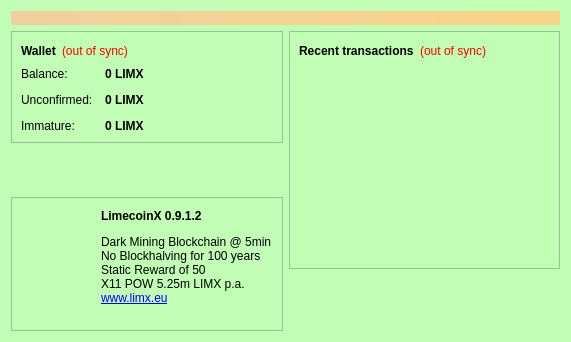
Old version of the form src/qt/forms/overviewpage.ui in the repository IParn/LimecoinX.
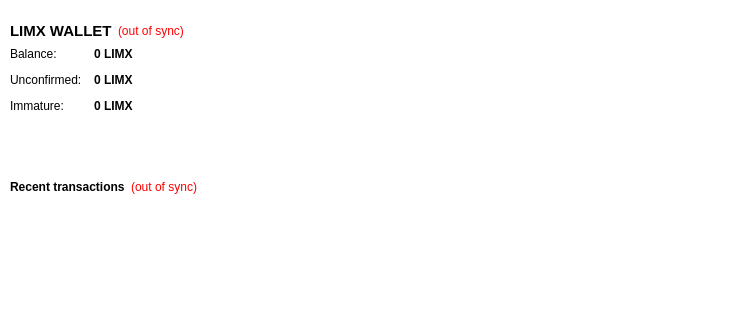
New version of the form. Icons and pictures are not drawn.

Diff of the .ui file:
```diff
--- a/src/qt/forms/overviewpage.ui
+++ b/src/qt/forms/overviewpage.ui
@@ -6,451 +6,120 @@
    <rect>
     <x>0</x>
     <y>0</y>
-    <width>571</width>
-    <height>342</height>
+    <width>732</width>
+    <height>310</height>
    </rect>
   </property>
-  <property name="palette">
-   <palette>
-    <active>
-     <colorrole role="WindowText">
-      <brush brushstyle="SolidPattern">
-       <color alpha="255">
-        <red>0</red>
-        <green>0</green>
-        <blue>0</blue>
-       </color>
-      </brush>
-     </colorrole>
-     <colorrole role="Button">
-      <brush brushstyle="SolidPattern">
-       <color alpha="255">
-        <red>193</red>
-        <green>253</green>
-        <blue>181</blue>
-       </color>
-      </brush>
-     </colorrole>
-     <colorrole role="Light">
-      <brush brushstyle="SolidPattern">
-       <color alpha="255">
-        <red>255</red>
-        <green>255</green>
-        <blue>255</blue>
-       </color>
-      </brush>
-     </colorrole>
-     <colorrole role="Midlight">
-      <brush brushstyle="SolidPattern">
-       <color alpha="255">
-        <red>224</red>
-        <green>254</green>
-        <blue>218</blue>
-       </color>
-      </brush>
-     </colorrole>
-     <colorrole role="Dark">
-      <brush brushstyle="SolidPattern">
-       <color alpha="255">
-        <red>96</red>
-        <green>126</green>
-        <blue>90</blue>
-       </color>
-      </brush>
-     </colorrole>
-     <colorrole role="Mid">
-      <brush brushstyle="SolidPattern">
-       <color alpha="255">
-        <red>129</red>
-        <green>169</green>
-        <blue>121</blue>
-       </color>
-      </brush>
-     </colorrole>
-     <colorrole role="Text">
-      <brush brushstyle="SolidPattern">
-       <color alpha="255">
-        <red>0</red>
-        <green>0</green>
-        <blue>0</blue>
-       </color>
-      </brush>
-     </colorrole>
-     <colorrole role="BrightText">
-      <brush brushstyle="SolidPattern">
-       <color alpha="255">
-        <red>255</red>
-        <green>255</green>
-        <blue>255</blue>
-       </color>
-      </brush>
-     </colorrole>
-     <colorrole role="ButtonText">
-      <brush brushstyle="SolidPattern">
-       <color alpha="255">
-        <red>0</red>
-        <green>0</green>
-        <blue>0</blue>
-       </color>
-      </brush>
-     </colorrole>
-     <colorrole role="Base">
-      <brush brushstyle="SolidPattern">
-       <color alpha="255">
-        <red>255</red>
-        <green>255</green>
-        <blue>255</blue>
-       </color>
-      </brush>
-     </colorrole>
-     <colorrole role="Window">
-      <brush brushstyle="SolidPattern">
-       <color alpha="255">
-        <red>193</red>
-        <green>253</green>
-        <blue>181</blue>
-       </color>
-      </brush>
-     </colorrole>
-     <colorrole role="Shadow">
-      <brush brushstyle="SolidPattern">
-       <color alpha="255">
-        <red>0</red>
-        <green>0</green>
-        <blue>0</blue>
-       </color>
-      </brush>
-     </colorrole>
-     <colorrole role="AlternateBase">
-      <brush brushstyle="SolidPattern">
-       <color alpha="255">
-        <red>224</red>
-        <green>254</green>
-        <blue>218</blue>
-       </color>
-      </brush>
-     </colorrole>
-     <colorrole role="ToolTipBase">
-      <brush brushstyle="SolidPattern">
-       <color alpha="255">
-        <red>255</red>
-        <green>255</green>
-        <blue>220</blue>
-       </color>
-      </brush>
-     </colorrole>
-     <colorrole role="ToolTipText">
-      <brush brushstyle="SolidPattern">
-       <color alpha="255">
-        <red>0</red>
-        <green>0</green>
-        <blue>0</blue>
-       </color>
-      </brush>
-     </colorrole>
-    </active>
-    <inactive>
-     <colorrole role="WindowText">
-      <brush brushstyle="SolidPattern">
-       <color alpha="255">
-        <red>0</red>
-        <green>0</green>
-        <blue>0</blue>
-       </color>
-      </brush>
-     </colorrole>
-     <colorrole role="Button">
-      <brush brushstyle="SolidPattern">
-       <color alpha="255">
-        <red>193</red>
-        <green>253</green>
-        <blue>181</blue>
-       </color>
-      </brush>
-     </colorrole>
-     <colorrole role="Light">
-      <brush brushstyle="SolidPattern">
-       <color alpha="255">
-        <red>255</red>
-        <green>255</green>
-        <blue>255</blue>
-       </color>
-      </brush>
-     </colorrole>
-     <colorrole role="Midlight">
-      <brush brushstyle="SolidPattern">
-       <color alpha="255">
-        <red>224</red>
-        <green>254</green>
-        <blue>218</blue>
-       </color>
-      </brush>
-     </colorrole>
-     <colorrole role="Dark">
-      <brush brushstyle="SolidPattern">
-       <color alpha="255">
-        <red>96</red>
-        <green>126</green>
-        <blue>90</blue>
-       </color>
-      </brush>
-     </colorrole>
-     <colorrole role="Mid">
-      <brush brushstyle="SolidPattern">
-       <color alpha="255">
-        <red>129</red>
-        <green>169</green>
-        <blue>121</blue>
-       </color>
-      </brush>
-     </colorrole>
-     <colorrole role="Text">
-      <brush brushstyle="SolidPattern">
-       <color alpha="255">
-        <red>0</red>
-        <green>0</green>
-        <blue>0</blue>
-       </color>
-      </brush>
-     </colorrole>
-     <colorrole role="BrightText">
-      <brush brushstyle="SolidPattern">
-       <color alpha="255">
-        <red>255</red>
-        <green>255</green>
-        <blue>255</blue>
-       </color>
-      </brush>
-     </colorrole>
-     <colorrole role="ButtonText">
-      <brush brushstyle="SolidPattern">
-       <color alpha="255">
-        <red>0</red>
-        <green>0</green>
-        <blue>0</blue>
-       </color>
-      </brush>
-     </colorrole>
-     <colorrole role="Base">
-      <brush brushstyle="SolidPattern">
-       <color alpha="255">
-        <red>255</red>
-        <green>255</green>
-        <blue>255</blue>
-       </color>
-      </brush>
-     </colorrole>
-     <colorrole role="Window">
-      <brush brushstyle="SolidPattern">
-       <color alpha="255">
-        <red>193</red>
-        <green>253</green>
-        <blue>181</blue>
-       </color>
-      </brush>
-     </colorrole>
-     <colorrole role="Shadow">
-      <brush brushstyle="SolidPattern">
-       <color alpha="255">
-        <red>0</red>
-        <green>0</green>
-        <blue>0</blue>
-       </color>
-      </brush>
-     </colorrole>
-     <colorrole role="AlternateBase">
-      <brush brushstyle="SolidPattern">
-       <color alpha="255">
-        <red>224</red>
-        <green>254</green>
-        <blue>218</blue>
-       </color>
-      </brush>
-     </colorrole>
-     <colorrole role="ToolTipBase">
-      <brush brushstyle="SolidPattern">
-       <color alpha="255">
-        <red>255</red>
-        <green>255</green>
-        <blue>220</blue>
-       </color>
-      </brush>
-     </colorrole>
-     <colorrole role="ToolTipText">
-      <brush brushstyle="SolidPattern">
-       <color alpha="255">
-        <red>0</red>
-        <green>0</green>
-        <blue>0</blue>
-       </color>
-      </brush>
-     </colorrole>
-    </inactive>
-    <disabled>
-     <colorrole role="WindowText">
-      <brush brushstyle="SolidPattern">
-       <color alpha="255">
-        <red>96</red>
-        <green>126</green>
-        <blue>90</blue>
-       </color>
-      </brush>
-     </colorrole>
-     <colorrole role="Button">
-      <brush brushstyle="SolidPattern">
-       <color alpha="255">
-        <red>193</red>
-        <green>253</green>
-        <blue>181</blue>
-       </color>
-      </brush>
-     </colorrole>
-     <colorrole role="Light">
-      <brush brushstyle="SolidPattern">
-       <color alpha="255">
-        <red>255</red>
-        <green>255</green>
-        <blue>255</blue>
-       </color>
-      </brush>
-     </colorrole>
-     <colorrole role="Midlight">
-      <brush brushstyle="SolidPattern">
-       <color alpha="255">
-        <red>224</red>
-        <green>254</green>
-        <blue>218</blue>
-       </color>
-      </brush>
-     </colorrole>
-     <colorrole role="Dark">
-      <brush brushstyle="SolidPattern">
-       <color alpha="255">
-        <red>96</red>
-        <green>126</green>
-        <blue>90</blue>
-       </color>
-      </brush>
-     </colorrole>
-     <colorrole role="Mid">
-      <brush brushstyle="SolidPattern">
-       <color alpha="255">
-        <red>129</red>
-        <green>169</green>
-        <blue>121</blue>
-       </color>
-      </brush>
-     </colorrole>
-     <colorrole role="Text">
-      <brush brushstyle="SolidPattern">
-       <color alpha="255">
-        <red>96</red>
-        <green>126</green>
-        <blue>90</blue>
-       </color>
-      </brush>
-     </colorrole>
-     <colorrole role="BrightText">
-      <brush brushstyle="SolidPattern">
-       <color alpha="255">
-        <red>255</red>
-        <green>255</green>
-        <blue>255</blue>
-       </color>
-      </brush>
-     </colorrole>
-     <colorrole role="ButtonText">
-      <brush brushstyle="SolidPattern">
-       <color alpha="255">
-        <red>96</red>
-        <green>126</green>
-        <blue>90</blue>
-       </color>
-      </brush>
-     </colorrole>
-     <colorrole role="Base">
-      <brush brushstyle="SolidPattern">
-       <color alpha="255">
-        <red>193</red>
-        <green>253</green>
-        <blue>181</blue>
-       </color>
-      </brush>
-     </colorrole>
-     <colorrole role="Window">
-      <brush brushstyle="SolidPattern">
-       <color alpha="255">
-        <red>193</red>
-        <green>253</green>
-        <blue>181</blue>
-       </color>
-      </brush>
-     </colorrole>
-     <colorrole role="Shadow">
-      <brush brushstyle="SolidPattern">
-       <color alpha="255">
-        <red>0</red>
-        <green>0</green>
-        <blue>0</blue>
-       </color>
-      </brush>
-     </colorrole>
-     <colorrole role="AlternateBase">
-      <brush brushstyle="SolidPattern">
-       <color alpha="255">
-        <red>193</red>
-        <green>253</green>
-        <blue>181</blue>
-       </color>
-      </brush>
-     </colorrole>
-     <colorrole role="ToolTipBase">
-      <brush brushstyle="SolidPattern">
-       <color alpha="255">
-        <red>255</red>
-        <green>255</green>
-        <blue>220</blue>
-       </color>
-      </brush>
-     </colorrole>
-     <colorrole role="ToolTipText">
-      <brush brushstyle="SolidPattern">
-       <color alpha="255">
-        <red>0</red>
-        <green>0</green>
-        <blue>0</blue>
-       </color>
-      </brush>
-     </colorrole>
-    </disabled>
-   </palette>
-  </property>
   <property name="windowTitle">
    <string>Form</string>
   </property>
-  <layout class="QVBoxLayout" name="topLayout">
+  <property name="styleSheet">
+   <string notr="true">background-color: transparent;</string>
+  </property>
+  <layout class="QGridLayout" name="gridLayout">
+   <property name="leftMargin">
+    <number>0</number>
+   </property>
+   <item row="1" column="0" colspan="2">
+    <widget class="QFrame" name="transactionContainer">
+     <property name="styleSheet">
+      <string notr="true">background-color: transparent;</string>
+     </property>
+     <property name="frameShape">
+      <enum>QFrame::StyledPanel</enum>
+     </property>
+     <property name="frameShadow">
+      <enum>QFrame::Raised</enum>
+     </property>
+     <layout class="QVBoxLayout" name="verticalLayout">
+      <property name="spacing">
+       <number>6</number>
+      </property>
+      <property name="rightMargin">
+       <number>9</number>
+      </property>
    <item>
-    <widget class="QLabel" name="labelAlerts">
-     <property name="visible">
-      <bool>false</bool>
-     </property>
+       <layout class="QHBoxLayout" name="recentTransactionsHeader">
+        <item>
+         <widget class="QLabel" name="label_4">
+          <property name="styleSheet">
+           <string notr="true">background-color: transparent;</string>
+          </property>
+          <property name="text">
+           <string>&lt;b&gt;Recent transactions&lt;/b&gt;</string>
+          </property>
+         </widget>
+        </item>
+        <item>
+         <widget class="QLabel" name="labelTransactionsStatus">
+          <property name="toolTip">
+           <string>The displayed information may be out of date. Your wallet automatically synchronizes with the LIMXdomCoin network after a connection is established, but this process has not completed yet.</string>
+          </property>
      <property name="styleSheet">
-      <string notr="true">background-color: qlineargradient(x1: 0, y1: 0, x2: 1, y2: 0, stop:0 #F0D0A0, stop:1 #F8D488); color:#000000;</string>
-     </property>
-     <property name="wordWrap">
-      <bool>true</bool>
-     </property>
-     <property name="margin">
-      <number>3</number>
+           <string notr="true">QLabel { color: red;Background-color:transparent }</string>
+          </property>
+          <property name="text">
+           <string notr="true">(out of sync)</string>
+          </property>
+          <property name="alignment">
+           <set>Qt::AlignRight|Qt::AlignTrailing|Qt::AlignVCenter</set>
      </property>
     </widget>
    </item>
    <item>
-    <layout class="QHBoxLayout" name="horizontalLayout" stretch="1,1">
+         <spacer name="horizontalSpacer">
+          <property name="orientation">
+           <enum>Qt::Horizontal</enum>
+          </property>
+          <property name="sizeHint" stdset="0">
+           <size>
+            <width>40</width>
+            <height>20</height>
+           </size>
+          </property>
+         </spacer>
+        </item>
+       </layout>
+      </item>
      <item>
-      <layout class="QVBoxLayout" name="verticalLayout_2">
-       <item>
-        <widget class="QFrame" name="frame">
+       <widget class="QListView" name="listTransactions">
+        <property name="styleSheet">
+         <string notr="true">background-color: transparent;
+color: rgb(255, 255, 255);
+color: rgb(0, 170, 0);
+gridline-color: rgb(255, 255, 255);</string>
+        </property>
+        <property name="frameShape">
+         <enum>QFrame::NoFrame</enum>
+        </property>
+        <property name="horizontalScrollBarPolicy">
+         <enum>Qt::ScrollBarAlwaysOff</enum>
+        </property>
+        <property name="editTriggers">
+         <set>QAbstractItemView::NoEditTriggers</set>
+        </property>
+        <property name="selectionMode">
+         <enum>QAbstractItemView::NoSelection</enum>
+        </property>
+       </widget>
+      </item>
+     </layout>
+    </widget>
+   </item>
+   <item row="0" column="0" colspan="2">
+    <widget class="QFrame" name="walletContainer">
+     <property name="sizePolicy">
+      <sizepolicy hsizetype="Preferred" vsizetype="Maximum">
+       <horstretch>0</horstretch>
+       <verstretch>0</verstretch>
+      </sizepolicy>
+     </property>
+     <property name="maximumSize">
+      <size>
+       <width>16777215</width>
+       <height>220</height>
+      </size>
+     </property>
          <property name="frameShape">
           <enum>QFrame::StyledPanel</enum>
          </property>
@@ -458,18 +127,25 @@
           <enum>QFrame::Raised</enum>
          </property>
          <layout class="QVBoxLayout" name="verticalLayout_4">
+      <property name="rightMargin">
+       <number>0</number>
+      </property>
           <item>
            <layout class="QHBoxLayout" name="horizontalLayout_4">
             <item>
              <widget class="QLabel" name="label_5">
               <property name="font">
                <font>
+            <pointsize>11</pointsize>
                 <weight>75</weight>
                 <bold>true</bold>
                </font>
               </property>
+          <property name="styleSheet">
+           <string notr="true">background-color: transparent;</string>
+          </property>
               <property name="text">
-               <string>Wallet</string>
+           <string>LIMX WALLET</string>
               </property>
              </widget>
             </item>
@@ -479,7 +155,7 @@
                <string>The displayed information may be out of date. Your wallet automatically synchronizes with the limecoin network after a connection is established, but this process has not completed yet.</string>
               </property>
               <property name="styleSheet">
-               <string notr="true">QLabel { color: red; }</string>
+           <string notr="true">QLabel { color: red;Background-color:transparent }</string>
               </property>
               <property name="text">
                <string notr="true">(out of sync)</string>
@@ -515,8 +191,23 @@
             <property name="verticalSpacing">
              <number>12</number>
             </property>
+        <property name="leftMargin">
+         <number>0</number>
+        </property>
+        <property name="topMargin">
+         <number>0</number>
+        </property>
+        <property name="rightMargin">
+         <number>0</number>
+        </property>
+        <property name="bottomMargin">
+         <number>0</number>
+        </property>
             <item row="0" column="0">
              <widget class="QLabel" name="label">
+          <property name="styleSheet">
+           <string notr="true">background-color: transparent;</string>
+          </property>
               <property name="text">
                <string>Balance:</string>
               </property>
@@ -534,7 +225,10 @@
                <cursorShape>IBeamCursor</cursorShape>
               </property>
               <property name="toolTip">
-               <string>Your current balance</string>
+           <string>Your current spendable balance</string>
+          </property>
+          <property name="styleSheet">
+           <string notr="true"/>
               </property>
               <property name="text">
                <string notr="true">0 LIMX</string>
@@ -544,14 +238,17 @@
               </property>
              </widget>
             </item>
-            <item row="1" column="0">
+        <item row="2" column="0">
              <widget class="QLabel" name="label_3">
+          <property name="styleSheet">
+           <string notr="true">background-color: transparent;</string>
+          </property>
               <property name="text">
                <string>Unconfirmed:</string>
               </property>
              </widget>
             </item>
-            <item row="1" column="1">
+        <item row="2" column="1">
              <widget class="QLabel" name="labelUnconfirmed">
               <property name="font">
                <font>
@@ -573,14 +270,17 @@
               </property>
              </widget>
             </item>
-            <item row="2" column="0">
+        <item row="3" column="0">
              <widget class="QLabel" name="labelImmatureText">
+          <property name="styleSheet">
+           <string notr="true">background-color: transparent;</string>
+          </property>
               <property name="text">
                <string>Immature:</string>
               </property>
              </widget>
             </item>
-            <item row="2" column="1">
+        <item row="3" column="1">
              <widget class="QLabel" name="labelImmature">
               <property name="font">
                <font>
@@ -599,19 +299,11 @@
               </property>
              </widget>
             </item>
-           </layout>
-          </item>
-         </layout>
-        </widget>
-       </item>
-       <item>
+        <item row="4" column="0">
         <spacer name="verticalSpacer">
          <property name="orientation">
           <enum>Qt::Vertical</enum>
          </property>
-         <property name="sizeType">
-          <enum>QSizePolicy::MinimumExpanding</enum>
-         </property>
          <property name="sizeHint" stdset="0">
           <size>
            <width>20</width>
@@ -620,140 +312,11 @@
          </property>
         </spacer>
        </item>
-       <item>
-        <widget class="QFrame" name="frame_3">
-         <property name="minimumSize">
-          <size>
-           <width>0</width>
-           <height>134</height>
-          </size>
-         </property>
-         <property name="frameShape">
-          <enum>QFrame::StyledPanel</enum>
-         </property>
-         <property name="frameShadow">
-          <enum>QFrame::Raised</enum>
-         </property>
-         <widget class="QLabel" name="label_2">
-          <property name="geometry">
-           <rect>
-            <x>90</x>
-            <y>10</y>
-            <width>181</width>
-            <height>101</height>
-           </rect>
-          </property>
-          <property name="text">
-           <string>&lt;html&gt;&lt;head/&gt;&lt;body&gt;&lt;p&gt;&lt;span style=&quot; font-weight:600;&quot;&gt;LimecoinX 0.9.1.2&lt;/span&gt;&lt;/p&gt;&lt;p&gt;Dark Mining Blockchain @ 5min&lt;br/&gt;No Blockhalving for 100 years&lt;br/&gt;Static Reward of 50&lt;br/&gt;X11 POW 5.25m LIMX p.a.&lt;br/&gt;&lt;a href=&quot;http://www.limx.eu&quot;&gt;&lt;span style=&quot; text-decoration: underline; color:#0000ff;&quot;&gt;www.limx.eu&lt;/span&gt;&lt;/a&gt;&lt;/p&gt;&lt;/body&gt;&lt;/html&gt;</string>
-          </property>
-         </widget>
-         <widget class="QLabel" name="label_6">
-          <property name="enabled">
-           <bool>true</bool>
-          </property>
-          <property name="geometry">
-           <rect>
-            <x>0</x>
-            <y>20</y>
-            <width>90</width>
-            <height>90</height>
-           </rect>
-          </property>
-          <property name="text">
-           <string/>
-          </property>
-          <property name="pixmap">
-           <pixmap resource="../bitcoin.qrc">:/icons/bitcoin</pixmap>
-          </property>
-          <property name="scaledContents">
-           <bool>true</bool>
-          </property>
-         </widget>
-        </widget>
-       </item>
-      </layout>
-     </item>
-     <item>
-      <layout class="QVBoxLayout" name="verticalLayout_3">
-       <item>
-        <widget class="QFrame" name="frame_2">
-         <property name="frameShape">
-          <enum>QFrame::StyledPanel</enum>
-         </property>
-         <property name="frameShadow">
-          <enum>QFrame::Raised</enum>
-         </property>
-         <layout class="QVBoxLayout" name="verticalLayout">
-          <item>
-           <layout class="QHBoxLayout" name="horizontalLayout_2">
-            <item>
-             <widget class="QLabel" name="label_4">
-              <property name="text">
-               <string>&lt;b&gt;Recent transactions&lt;/b&gt;</string>
-              </property>
-             </widget>
-            </item>
-            <item>
-             <widget class="QLabel" name="labelTransactionsStatus">
-              <property name="toolTip">
-               <string>The displayed information may be out of date. Your wallet automatically synchronizes with the limecoin network after a connection is established, but this process has not completed yet.</string>
-              </property>
-              <property name="styleSheet">
-               <string notr="true">QLabel { color: red; }</string>
-              </property>
-              <property name="text">
-               <string notr="true">(out of sync)</string>
-              </property>
-              <property name="alignment">
-               <set>Qt::AlignRight|Qt::AlignTrailing|Qt::AlignVCenter</set>
-              </property>
-             </widget>
-            </item>
-            <item>
-             <spacer name="horizontalSpacer">
-              <property name="orientation">
-               <enum>Qt::Horizontal</enum>
-              </property>
-              <property name="sizeHint" stdset="0">
-               <size>
-                <width>40</width>
-                <height>20</height>
-               </size>
-              </property>
-             </spacer>
-            </item>
-           </layout>
-          </item>
-          <item>
-           <widget class="QListView" name="listTransactions">
-            <property name="styleSheet">
-             <string notr="true">QListView { background: transparent; }</string>
-            </property>
-            <property name="frameShape">
-             <enum>QFrame::NoFrame</enum>
-            </property>
-            <property name="verticalScrollBarPolicy">
-             <enum>Qt::ScrollBarAlwaysOff</enum>
-            </property>
-            <property name="horizontalScrollBarPolicy">
-             <enum>Qt::ScrollBarAlwaysOff</enum>
-            </property>
-            <property name="selectionMode">
-             <enum>QAbstractItemView::NoSelection</enum>
-            </property>
-           </widget>
-          </item>
-         </layout>
-        </widget>
-       </item>
-       <item>
+        <item row="4" column="1">
         <spacer name="verticalSpacer_2">
          <property name="orientation">
           <enum>Qt::Vertical</enum>
          </property>
-         <property name="sizeType">
-          <enum>QSizePolicy::MinimumExpanding</enum>
-         </property>
          <property name="sizeHint" stdset="0">
           <size>
            <width>20</width>
@@ -762,9 +325,46 @@
          </property>
         </spacer>
        </item>
+        <item row="5" column="0">
+         <widget class="QLabel" name="labelTotalText">
+          <property name="styleSheet">
+           <string notr="true">background-color: transparent;
+color: transparent;</string>
+          </property>
+          <property name="text">
+           <string>Total:</string>
+          </property>
+         </widget>
+        </item>
+        <item row="5" column="1">
+         <widget class="QLabel" name="labelTotal">
+          <property name="font">
+           <font>
+            <weight>75</weight>
+            <bold>true</bold>
+           </font>
+          </property>
+          <property name="cursor">
+           <cursorShape>IBeamCursor</cursorShape>
+          </property>
+          <property name="toolTip">
+           <string>Your current total balance</string>
+          </property>
+          <property name="styleSheet">
+           <string notr="true">color: transparent;</string>
+          </property>
+          <property name="text">
+           <string notr="true">0 LIMX</string>
+          </property>
+          <property name="textInteractionFlags">
+           <set>Qt::LinksAccessibleByMouse|Qt::TextSelectableByKeyboard|Qt::TextSelectableByMouse</set>
+          </property>
+         </widget>
+        </item>
       </layout>
      </item>
     </layout>
+    </widget>
    </item>
   </layout>
  </widget>
```
Left out of the diff: 10 changed lines with no effect on the pictures. Lines whose indentation alone changed are shown as unchanged.
